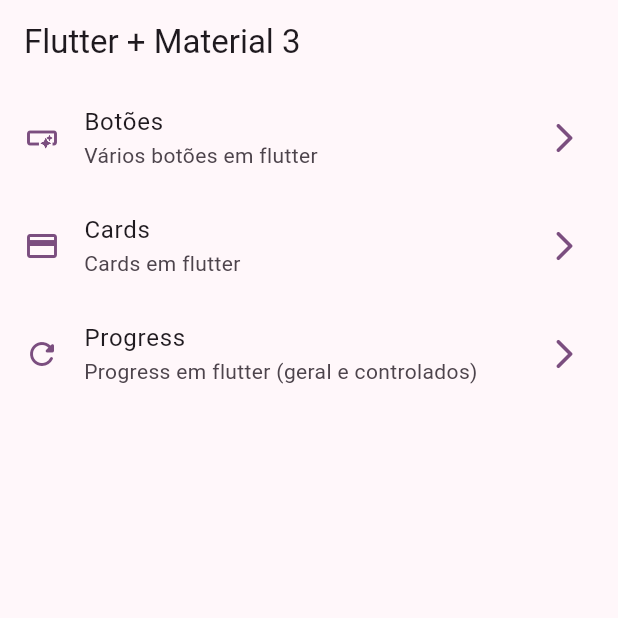
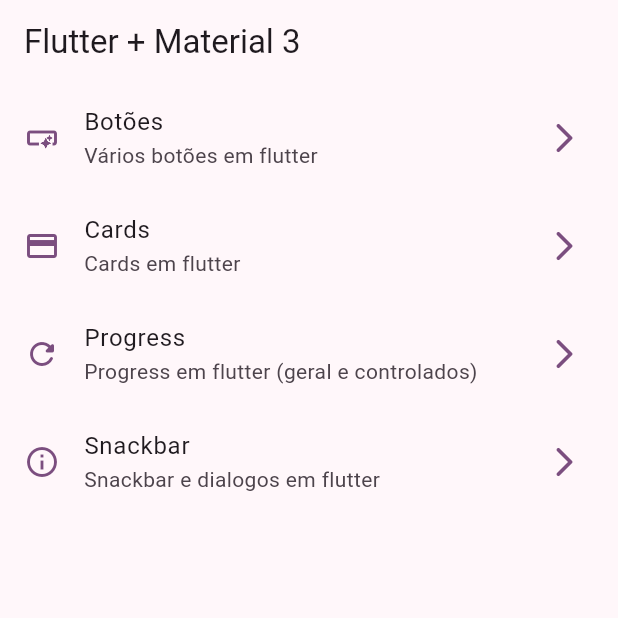
Before and after one commit to Deijai/widgets_app, a Flutter app: the screen it shows after launch, on a phone screen of 412 x 824 dp, the top half of it. Run offline on Flutter 3.47's test engine with Material 3 defaults, Android fonts, the phone set to English and light mode, and no system bars; our stand-ins replace go_router.

Commit message:
Snackbar e dialog finished

```diff
--- a/lib/config/menu/menu_items.dart
+++ b/lib/config/menu/menu_items.dart
@@ -29,4 +29,9 @@ const List<MenuItems> appMenuItems = [
       subTitle: 'Progress em flutter (geral e controlados)',
       link: '/progress',
       icon: Icons.refresh_rounded),
+  MenuItems(
+      title: 'Snackbar',
+      subTitle: 'Snackbar e dialogos em flutter',
+      link: '/snackbar',
+      icon: Icons.info_outlined),
 ];
--- a/lib/config/router/app_router.dart
+++ b/lib/config/router/app_router.dart
@@ -25,5 +25,10 @@ final appRouter = GoRouter(
       path: '/progress',
       builder: (context, state) => const ProgressScreen(),
     ),
+    GoRoute(
+      name: SnackbarScreen.name,
+      path: '/snackbar',
+      builder: (context, state) => const SnackbarScreen(),
+    ),
   ],
 );
--- a/lib/main.dart
+++ b/lib/main.dart
@@ -12,6 +12,7 @@ class MainApp extends StatelessWidget {
   @override
   Widget build(BuildContext context) {
     return MaterialApp.router(
+      title: 'Flutter Widgets',
       routerConfig: appRouter,
       debugShowCheckedModeBanner: false,
       theme: AppTheme(selectedColor: 3).getTheme(),
```
Also changed, not shown: lib/presetation/screens/snackbar/snackbar_screen.dart (+65 -1 lines).
